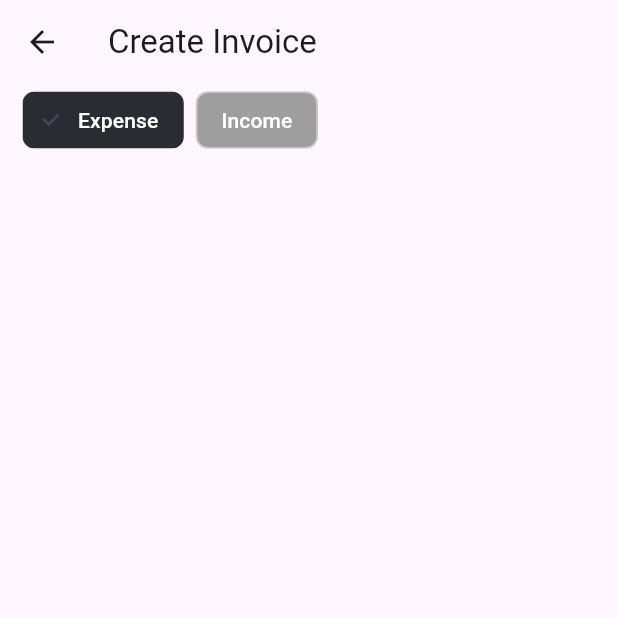
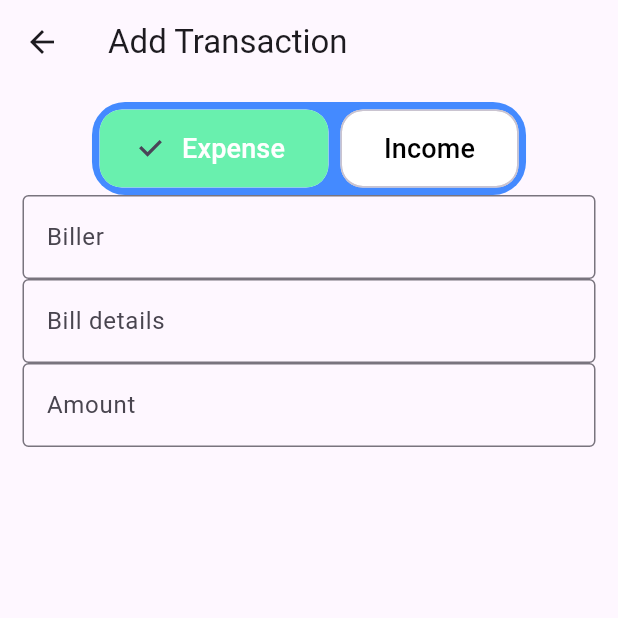
Before and after one commit to MujahidAmin1/expense_trackerv2, a Flutter app: the AddTransaction screen opened directly, on a phone screen of 412 x 824 dp, the top half of it. Run offline on Flutter 3.47's test engine with Material 3 defaults, Android fonts, the phone set to English and light mode, and no system bars; our stand-ins replace hive, hive_flutter; accounts and stored records are empty.

Commit message:
add transact page

```diff
--- a/lib/screens/add_transaction.dart
+++ b/lib/screens/add_transaction.dart
@@ -9,38 +9,100 @@ class AddTransaction extends StatefulWidget {
 
 class _AddTransactionState extends State<AddTransaction> {
   final List<String> choices = ['Expense', 'Income'];
-  int selectedIndex = 0;
+  String _selectedChoice = 'Expense';
   @override
   Widget build(BuildContext context) {
     return Scaffold(
       appBar: AppBar(
+        title: const Text("Add Transaction"),
         elevation: 0,
-        title: const Text("Create Invoice"),
       ),
       body: Padding(
         padding: const EdgeInsets.symmetric(horizontal: 15),
         child: Column(
           children: [
-            Wrap(
-              spacing: 8.0,
-              children: List.generate(
-                choices.length,
-                (index) {
-                  return ChoiceChip(
+            const SizedBox(
+              height: 12,
+            ),
+            Center(
+              child: Container(
+                padding: EdgeInsets.all(5), // Padding around the container
+                decoration: BoxDecoration(
+                  color: Colors.blueAccent, // Solid background color
+                  borderRadius: BorderRadius.circular(22),
+                ),
+                child: Wrap(
+                  alignment: WrapAlignment.start,
+                  spacing: 8.0, // Space between chips
+                  children: [
+                    ChoiceChip(
                       label: Text(
-                      choices[index],
-                      style: TextStyle(color: Colors.white),
+                        'Expense',
+                        style: TextStyle(
+                            fontSize: 18,
+                            color: _selectedChoice == 'Expense'
+                                ? Colors.white
+                                : Colors
+                                    .black), // Change text color based on selection
                       ),
-                    selected: selectedIndex == index,
-                    selectedColor: const Color.fromRGBO(41, 44, 49, 1),
-                    backgroundColor: Colors.grey,
+                      selected: _selectedChoice == 'Expense',
                       onSelected: (bool selected) {
                         setState(() {
-                        selectedIndex = index;
+                          _selectedChoice = selected ? 'Expense' : '';
                         });
                       },
-                  );
+                      padding: const EdgeInsets.symmetric(
+                          vertical: 12.0, horizontal: 20.0), // Custom padding
+                      shape: RoundedRectangleBorder(
+                        borderRadius: BorderRadius.circular(15),
+                      ),
+                      backgroundColor: Colors.white, // Default background color
+                      selectedColor: Colors.greenAccent, // Color when selected
+                    ),
+                    ChoiceChip(
+                      label: Text(
+                        'Income',
+                        style: TextStyle(
+                            fontSize: 18,
+                            color: _selectedChoice == 'Income'
+                                ? Colors.white
+                                : Colors
+                                    .black), // Change text color based on selection
+                      ),
+                      selected: _selectedChoice == 'Income',
+                      onSelected: (bool selected) {
+                        setState(() {
+                          _selectedChoice = selected ? 'Income' : '';
+                        });
                       },
+                      padding: EdgeInsets.symmetric(
+                          vertical: 12.0, horizontal: 20.0), // Custom padding
+                      shape: RoundedRectangleBorder(
+                        borderRadius: BorderRadius.circular(15),
+                      ),
+                      backgroundColor: Colors.white, // Default background color
+                      selectedColor: Colors.orangeAccent, // Color when selected
+                    ),
+                  ],
+                ),
+              ),
+            ),
+            TextField(
+            decoration: InputDecoration(
+              hintText: 'Biller',
+              border: OutlineInputBorder()
+            ),
+          ),
+           TextField(
+            decoration: InputDecoration(
+              hintText: 'Bill details',
+              border: OutlineInputBorder(),
+            ),
+          ),
+          TextField(
+            decoration: InputDecoration(
+              hintText: 'Amount',
+              border: OutlineInputBorder()
             ),
           ),
           ],
--- a/lib/widgets/segment_btns.dart
+++ b/lib/widgets/segment_btns.dart
@@ -1,14 +1,15 @@
 import 'package:flutter/material.dart';
 
 class SegmentBtn extends StatelessWidget {
-  IconData icon;
+  IconData? icon;
   String? topTxt;
   String? bottomTxt;
   SegmentBtn(
       {super.key,
-      required this.icon,
-      required this.topTxt,
-      required this.bottomTxt});
+      this.icon,
+      this.topTxt,
+      this.bottomTxt,
+      });
 
   @override
   Widget build(BuildContext context) {
--- a/lib/widgets/segment_tiles.dart
+++ b/lib/widgets/segment_tiles.dart
@@ -8,7 +8,7 @@ class SegmentTiles extends StatelessWidget {
   IconData? icon;
   double? width;
   Transaction? transaction;
-  SegmentTiles({super.key, this.transaction, required this.icon, this.width = double.infinity});
+  SegmentTiles({super.key, this.transaction, this.icon, this.width = double.infinity});
 
   @override
   Widget build(BuildContext context) {
```
Lines whose indentation alone changed are shown as unchanged.
